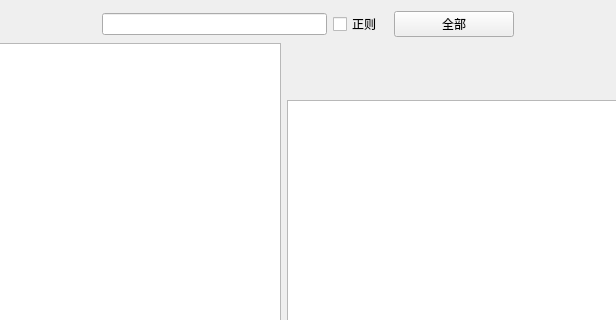
This is src/views/ui/modules_page.ui in fdklgbh/L4D2-Mod-Manager as Qt 5 draws it before an edit; both pictures show x 133 to 749 and y 0 to 320 of the 882 by 876 pixel window. The edited form follows.
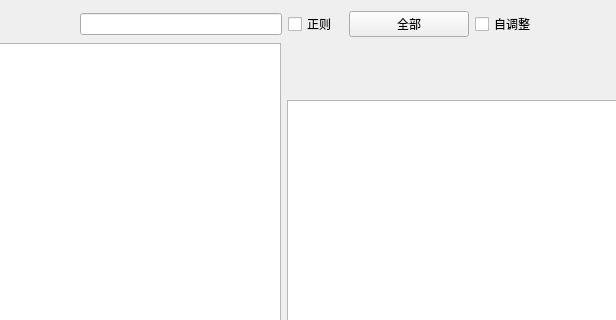
This is the edited form. Custom widgets are drawn as their Qt base class.

The edit to the form file:
```diff
--- a/src/views/ui/modules_page.ui
+++ b/src/views/ui/modules_page.ui
@@ -79,6 +79,13 @@
        </property>
       </widget>
      </item>
+     <item>
+      <widget class="CheckBox" name="autoRaise">
+       <property name="text">
+        <string>自调整</string>
+       </property>
+      </widget>
+     </item>
      <item>
       <spacer name="horizontalSpacer_2">
        <property name="orientation">
```
